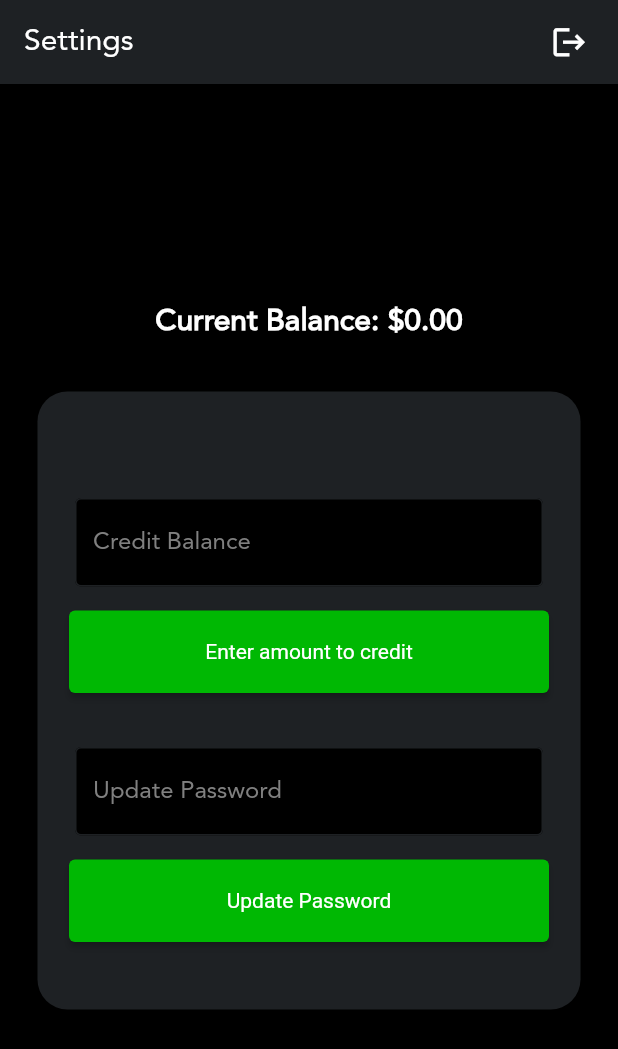
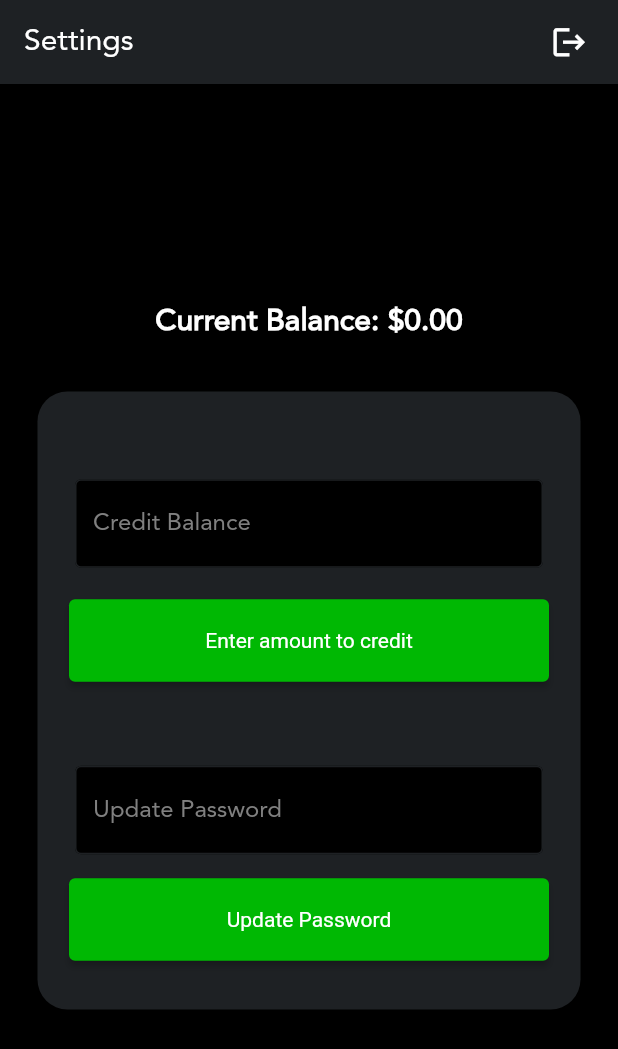
Before and after one commit to PaperStox/paperstox-app-flutter, a Flutter app: the settingsView screen opened directly, on a phone screen of 412 x 824 dp. Shown: the top 1049 px of the screen. Run offline on Flutter 3.47's test engine with Material 2 defaults, Android fonts, the phone set to English and light mode, and no system bars; our stand-ins replace cloud_firestore, firebase_auth, firebase_core, flutter_signin_button, google_sign_in; accounts and stored records are empty; network calls fail.

Commit message:
ui-changes

```diff
--- a/lib/views/settings.dart
+++ b/lib/views/settings.dart
@@ -134,6 +134,9 @@ class _settingsViewState extends State<settingsView> {
                         ),
                       ),
                     ),
+                    const SizedBox(
+                      height: 5,
+                    ),
                     SizedBox(
                       height: 55,
                       width: 320,
@@ -166,7 +169,7 @@ class _settingsViewState extends State<settingsView> {
                         },
                       ),
                     ),
-                    const SizedBox(height: 20),
+                    const SizedBox(height: 40),
                     const Padding(
                       padding:
                           EdgeInsets.symmetric(horizontal: 25, vertical: 16),
--- a/lib/views/stock_details.dart
+++ b/lib/views/stock_details.dart
@@ -374,7 +374,7 @@ class _StockDetailsState extends State<StockDetails> {
                                     "..."
                                 : newsArray[0]['summary'],
                             style: const TextStyle(
-                                fontSize: 18.0, color: Colors.white),
+                                fontSize: 16.0, color: Colors.white),
                           )
                         : const Text("NA"),
                     isThreeLine: true,
```
Also changed, not shown: pubspec.lock.
